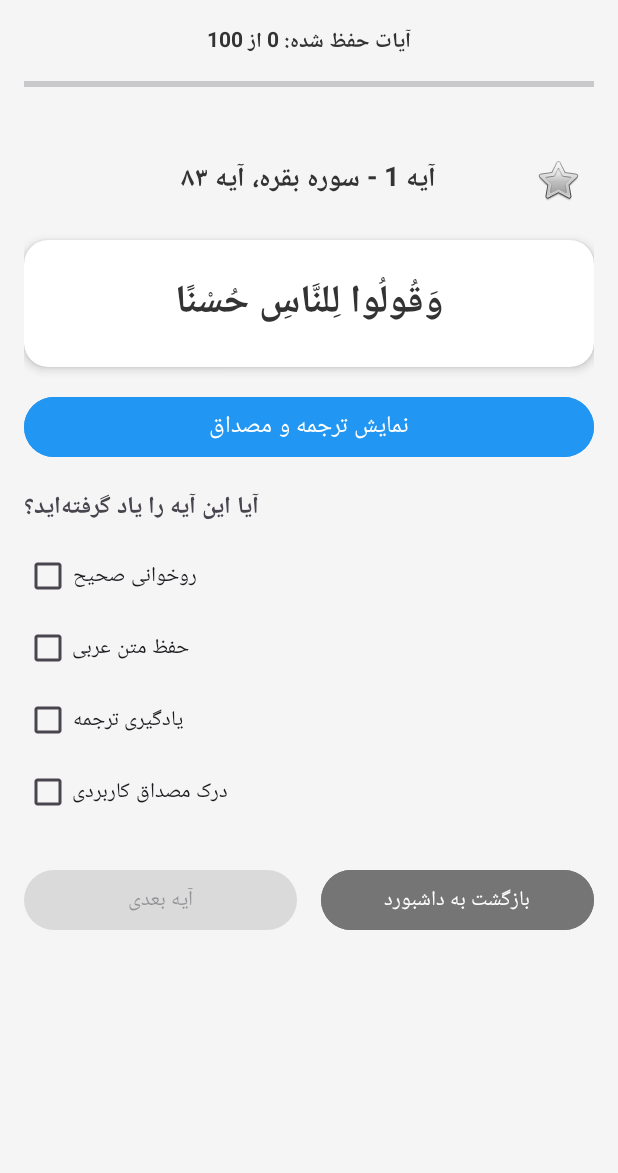
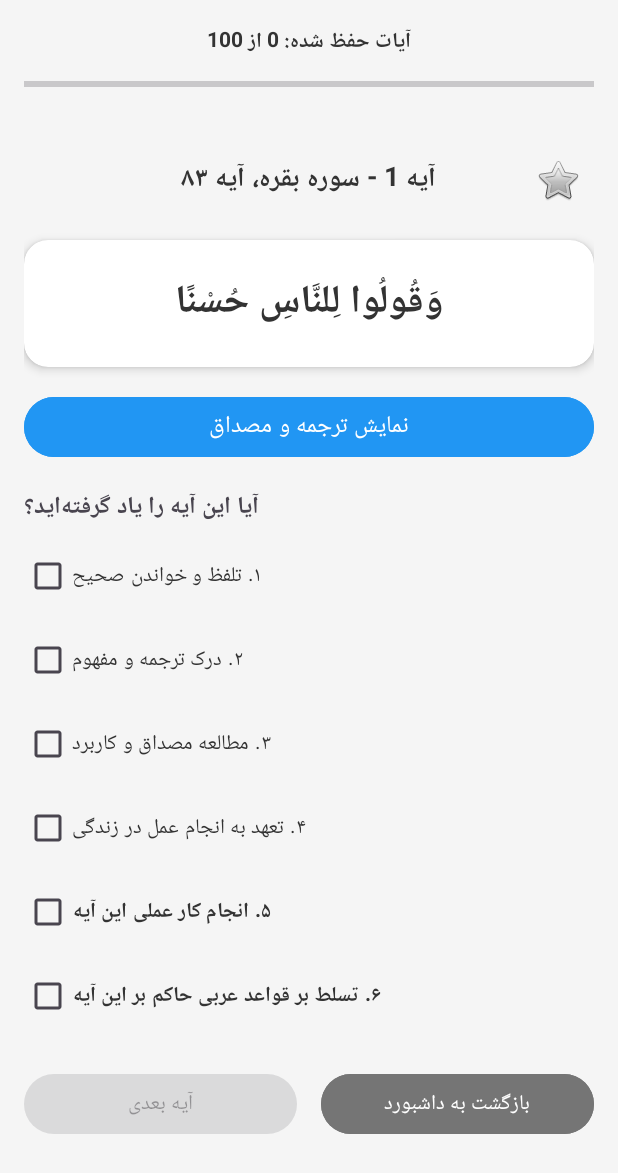
Before and after one commit to mohammadbadsar-arch/QuranApp, an Android app: the MainActivity screen opened directly, with no data from a screen before it, on a phone screen of 412 x 824 dp. Shown: the top 1173 px of the screen. Run offline under Robolectric (Android 15) with nearby library versions, the light colour scheme and no system bars; pictures from the network do not load.

Commit message:
Update activity_main.xml

```diff
--- a/app/src/main/res/layout/activity_main.xml
+++ b/app/src/main/res/layout/activity_main.xml
@@ -88,8 +88,7 @@
                 android:textStyle="bold" />
         </androidx.cardview.widget.CardView>
 
-        <!-- ========================================== -->
-        <!-- بخش جدید برای نمایش کلمه به کلمه (مخفی در ابتدا) -->
+        <!-- جدول کلمات مخفی -->
         <androidx.recyclerview.widget.RecyclerView
             android:id="@+id/wordsRecyclerView"
             android:layout_width="match_parent"
@@ -98,7 +97,6 @@
             android:nestedScrollingEnabled="false"
             android:layoutDirection="rtl"
             android:visibility="gone" />
-        <!-- ========================================== -->
 
         <!-- دکمه نمایش ترجمه -->
         <Button
@@ -111,7 +109,7 @@
             android:textColor="#FFFFFF"
             android:layout_marginBottom="16dp" />
 
-        <!-- Translation Card (مخفی در ابتدا) -->
+        <!-- Translation Card -->
         <androidx.cardview.widget.CardView
             android:id="@+id/cardTranslation"
             android:layout_width="match_parent"
@@ -132,7 +130,7 @@
                 android:lineSpacingExtra="4dp"/>
         </androidx.cardview.widget.CardView>
 
-        <!-- Practical Example Card (مخفی در ابتدا) -->
+        <!-- Practical Example Card -->
         <androidx.cardview.widget.CardView
             android:id="@+id/cardExample"
             android:layout_width="match_parent"
@@ -156,6 +154,7 @@
 
         <!-- Options Section -->
         <TextView
+            android:id="@+id/tvQuestionTitle"
             android:layout_width="wrap_content"
             android:layout_height="wrap_content"
             android:text="آیا این آیه را یاد گرفته‌اید؟"
@@ -163,17 +162,62 @@
             android:textStyle="bold"
             android:layout_marginBottom="8dp"/>
 
-        <!-- Checkboxes -->
+        <!-- 6 Checkboxes -->
         <LinearLayout
+            android:id="@+id/llCheckboxes"
             android:layout_width="match_parent"
             android:layout_height="wrap_content"
             android:orientation="vertical"
             android:layout_marginBottom="24dp">
 
-            <CheckBox android:id="@+id/checkBox1" android:layout_width="wrap_content" android:layout_height="wrap_content" android:text="روخوانی صحیح" />
-            <CheckBox android:id="@+id/checkBox2" android:layout_width="wrap_content" android:layout_height="wrap_content" android:text="حفظ متن عربی" />
-            <CheckBox android:id="@+id/checkBox3" android:layout_width="wrap_content" android:layout_height="wrap_content" android:text="یادگیری ترجمه" />
-            <CheckBox android:id="@+id/checkBox4" android:layout_width="wrap_content" android:layout_height="wrap_content" android:text="درک مصداق کاربردی" />
+            <CheckBox
+                android:id="@+id/checkBox1"
+                android:layout_width="wrap_content"
+                android:layout_height="wrap_content"
+                android:text="۱. تلفظ و خواندن صحیح"
+                android:textColor="#333333"/>
+
+            <CheckBox
+                android:id="@+id/checkBox2"
+                android:layout_width="wrap_content"
+                android:layout_height="wrap_content"
+                android:layout_marginTop="8dp"
+                android:text="۲. درک ترجمه و مفهوم"
+                android:textColor="#333333"/>
+
+            <CheckBox
+                android:id="@+id/checkBox3"
+                android:layout_width="wrap_content"
+                android:layout_height="wrap_content"
+                android:layout_marginTop="8dp"
+                android:text="۳. مطالعه مصداق و کاربرد"
+                android:textColor="#333333"/>
+
+            <CheckBox
+                android:id="@+id/checkBox4"
+                android:layout_width="wrap_content"
+                android:layout_height="wrap_content"
+                android:layout_marginTop="8dp"
+                android:text="۴. تعهد به انجام عمل در زندگی"
+                android:textColor="#333333"/>
+
+            <CheckBox
+                android:id="@+id/checkBox5"
+                android:layout_width="wrap_content"
+                android:layout_height="wrap_content"
+                android:layout_marginTop="8dp"
+                android:text="۵. انجام کار عملی این آیه"
+                android:textColor="#333333"
+                android:textStyle="bold"/>
+
+            <CheckBox
+                android:id="@+id/checkBox6"
+                android:layout_width="wrap_content"
+                android:layout_height="wrap_content"
+                android:layout_marginTop="8dp"
+                android:text="۶. تسلط بر قواعد عربی حاکم بر این آیه"
+                android:textColor="#333333"
+                android:textStyle="bold"/>
         </LinearLayout>
 
         <!-- Actions -->
```
